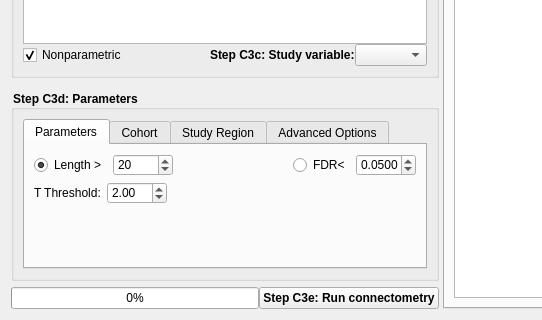
The window that connectometry/group_connectometry.ui (frankyeh/DSI-Studio) describes before a commit, drawn with Qt 5; both pictures show x 0 to 542 and y 426 to 746 of the 1208 by 746 pixel window.
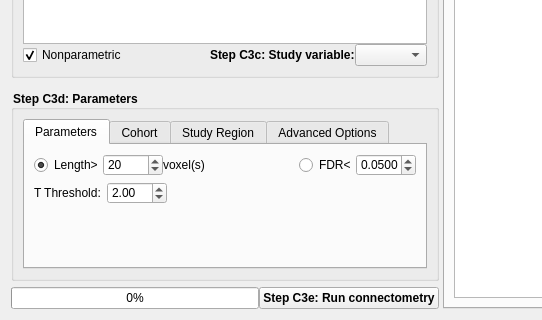
The same window after the commit. Icons and pictures are not drawn.

Diff of the .ui file:
```diff
--- a/connectometry/group_connectometry.ui
+++ b/connectometry/group_connectometry.ui
@@ -412,13 +412,16 @@
                <layout class="QVBoxLayout" name="verticalLayout_12">
                 <item>
                  <layout class="QHBoxLayout" name="horizontalLayout_12">
+                  <property name="spacing">
+                   <number>0</number>
+                  </property>
                   <property name="leftMargin">
                    <number>0</number>
                   </property>
                   <item>
                    <widget class="QRadioButton" name="rb_length">
                     <property name="text">
-                     <string>Length &gt;</string>
+                     <string>Length&gt;</string>
                     </property>
                     <property name="checked">
                      <bool>true</bool>
@@ -450,6 +453,13 @@
                     </property>
                    </widget>
                   </item>
+                  <item>
+                   <widget class="QLabel" name="label">
+                    <property name="text">
+                     <string>voxel(s)</string>
+                    </property>
+                   </widget>
+                  </item>
                   <item>
                    <spacer name="horizontalSpacer_5">
                     <property name="orientation">
```
